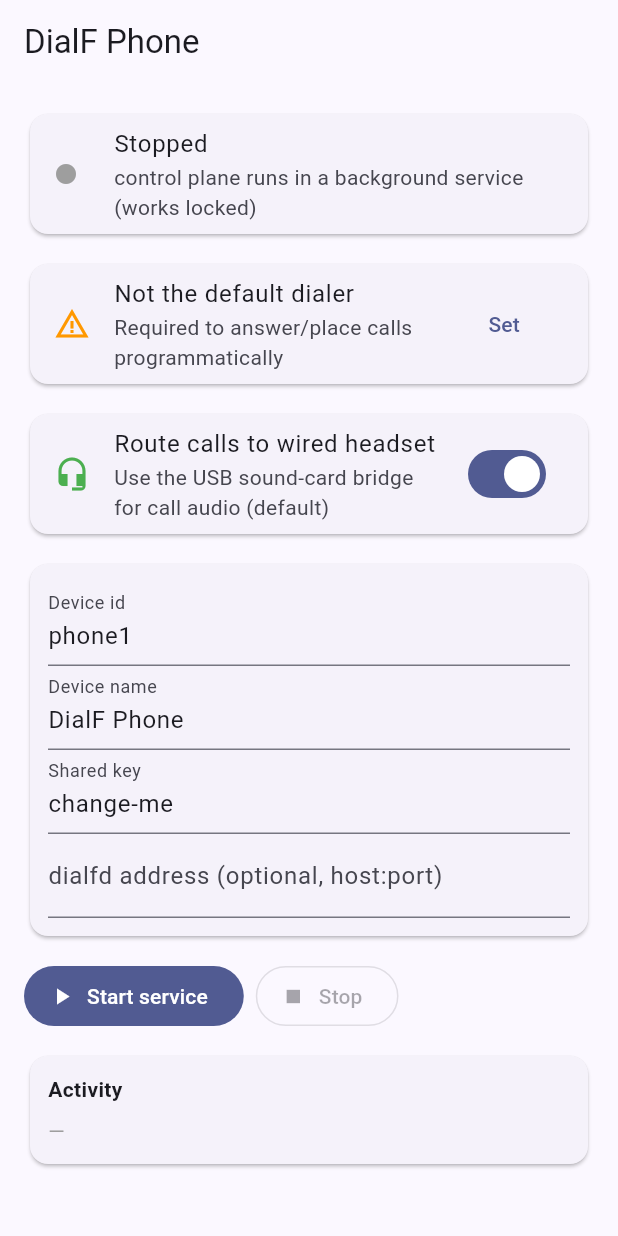
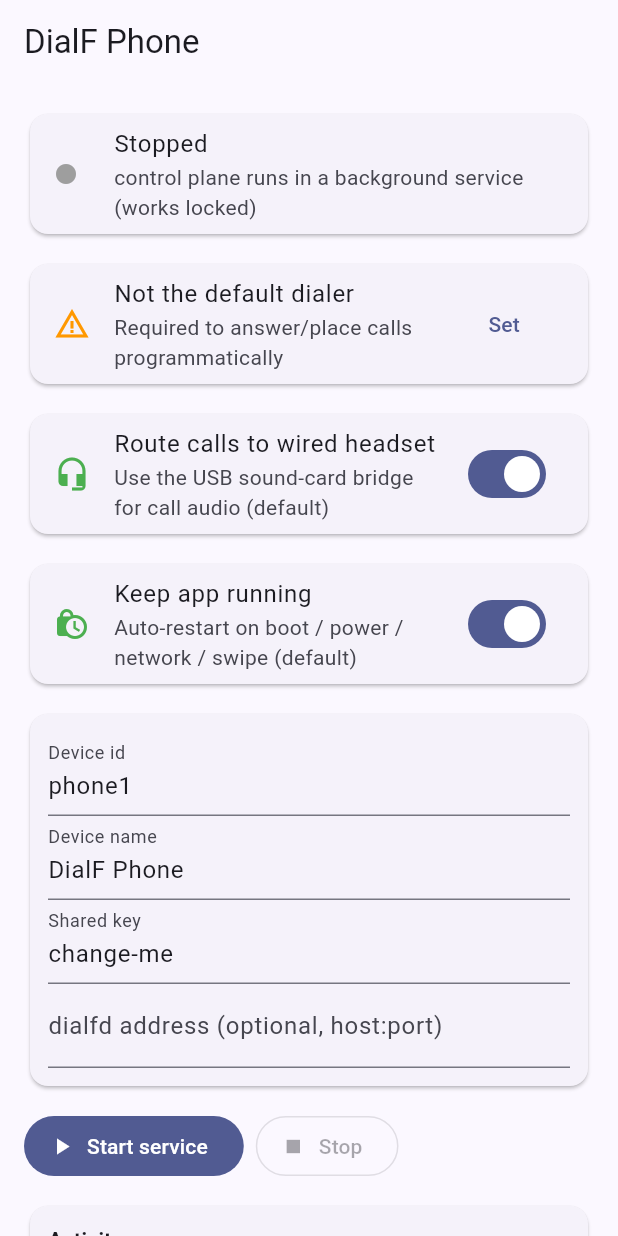
Before and after one commit to Agora-Build/DialF, a Flutter app: the screen it shows after launch, on a phone screen of 412 x 824 dp. Run offline on Flutter 3.47's test engine with Material 3 defaults, Android fonts, the phone set to English and light mode, and no system bars; our stand-ins replace permission_handler.

Commit message:
app: keep DialF running as long as possible + audio-bridge docs
App resilience (+ "Keep app running" UI toggle, default on; off disables all auto-relaunch):
- KeepAliveReceiver re-ensures the foreground service on power/wifi/battery/MY_PACKAGE_REPLACED.
- Service registers a default-network callback to reconnect when the network returns.
- MainActivity requests battery-optimization exemption and auto-starts on open (gated by keep_running).

Docs:
- docs/HARDWARE.md — sound-card wiring, wired-headset routing, macOS mic/LaunchAgent setup.
- config.example.yaml — sample daemon config; server/jobs/record-only.yaml — play+record, no call.
- README links the new docs.

🤖 Built with SMT <smt@agora.build>

```diff
--- a/app/lib/main.dart
+++ b/app/lib/main.dart
@@ -37,6 +37,7 @@ class _HomePageState extends State<HomePage> {
 
   bool _isDefaultDialer = false;
   bool _wiredHeadset = true;
+  bool _keepRunning = true;
   bool _connected = false;
   String? _server;
   bool _running = false;
@@ -57,6 +58,7 @@ class _HomePageState extends State<HomePage> {
     if (_name.text.isEmpty) _name.text = defaults['name'] ?? 'DialF Phone';
     _isDefaultDialer = await Native.isDefaultDialer();
     _wiredHeadset = await Native.getWiredHeadset();
+    _keepRunning = await Native.getKeepRunning();
     if (mounted) setState(() {});
   }
 
@@ -128,6 +130,8 @@ class _HomePageState extends State<HomePage> {
           const SizedBox(height: 12),
           _audioCard(),
           const SizedBox(height: 12),
+          _keepRunningCard(),
+          const SizedBox(height: 12),
           _configCard(),
           const SizedBox(height: 12),
           _buttons(),
@@ -166,6 +170,24 @@ class _HomePageState extends State<HomePage> {
         onChanged: (v) async {
           await Native.setWiredHeadset(v);
           setState(() => _wiredHeadset = v);
+        },
+      ),
+    );
+  }
+
+  Widget _keepRunningCard() {
+    return Card(
+      child: SwitchListTile(
+        secondary: Icon(
+          _keepRunning ? Icons.lock_clock : Icons.timer_off,
+          color: _keepRunning ? Colors.green : Colors.grey,
+        ),
+        title: const Text('Keep app running'),
+        subtitle: const Text('Auto-restart on boot / power / network / swipe (default)'),
+        value: _keepRunning,
+        onChanged: (v) async {
+          await Native.setKeepRunning(v);
+          setState(() => _keepRunning = v);
         },
       ),
     );
--- a/app/lib/telecom.dart
+++ b/app/lib/telecom.dart
@@ -34,6 +34,14 @@ class Native {
   static Future<void> setWiredHeadset(bool wired) =>
       _m.invokeMethod('setWiredHeadset', {'wired': wired});
 
+  /// Whether DialF keeps itself running (auto-restart on boot/power/network/swipe).
+  static Future<bool> getKeepRunning() async =>
+      (await _m.invokeMethod<bool>('getKeepRunning')) ?? true;
+
+  /// Keep DialF running as long as possible when true; when false, never auto-(re)launch.
+  static Future<void> setKeepRunning(bool keep) =>
+      _m.invokeMethod('setKeepRunning', {'keep': keep});
+
   static Future<void> requestDialerRole() => _m.invokeMethod('requestDialerRole');
 
   /// Persist the service config (device id / name / shared key / optional host:port).
```
Also changed, not shown: config.example.yaml (added, +24 -0 lines), 8 other files.
